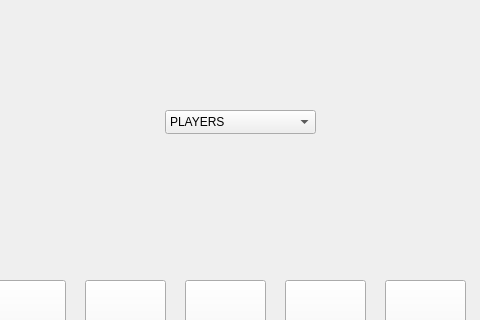
First picture: the form in showcards.ui, repository Matin0789/Condottiere-, before the edit; both pictures show x 275 to 755 and y 0 to 320 of the 1087 by 762 pixel window.
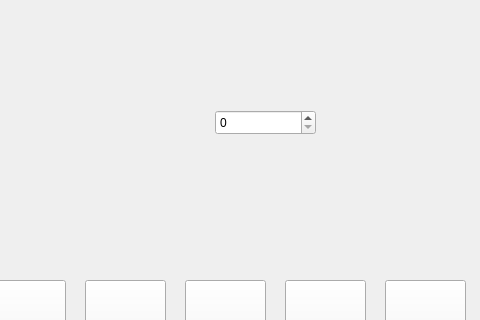
Second picture: the form after the edit. Icons and pictures are not drawn.

Patch:
```diff
--- a/showcards.ui
+++ b/showcards.ui
@@ -231,54 +231,6 @@
     <string/>
    </property>
   </widget>
-  <widget class="QComboBox" name="cb_show_player_list">
-   <property name="geometry">
-    <rect>
-     <x>440</x>
-     <y>110</y>
-     <width>151</width>
-     <height>24</height>
-    </rect>
-   </property>
-   <property name="styleSheet">
-    <string notr="true">border-image: url(:/Description/Graphics/photos/download5.jpg);</string>
-   </property>
-   <item>
-    <property name="text">
-     <string>PLAYERS</string>
-    </property>
-   </item>
-   <item>
-    <property name="text">
-     <string>#Name player 1</string>
-    </property>
-   </item>
-   <item>
-    <property name="text">
-     <string>#Name player 2</string>
-    </property>
-   </item>
-   <item>
-    <property name="text">
-     <string>#Name player 3</string>
-    </property>
-   </item>
-   <item>
-    <property name="text">
-     <string>#Name player 4</string>
-    </property>
-   </item>
-   <item>
-    <property name="text">
-     <string>#Name player 5</string>
-    </property>
-   </item>
-   <item>
-    <property name="text">
-     <string>#Name player 6</string>
-    </property>
-   </item>
-  </widget>
   <widget class="QPushButton" name="btn_Nplayer">
    <property name="geometry">
     <rect>
@@ -317,6 +269,19 @@
     <string>Next player</string>
    </property>
   </widget>
+  <widget class="QSpinBox" name="sb">
+   <property name="geometry">
+    <rect>
+     <x>490</x>
+     <y>110</y>
+     <width>101</width>
+     <height>25</height>
+    </rect>
+   </property>
+   <property name="styleSheet">
+    <string notr="true">border-image: url(:/Description/Graphics/photos/brown.jpg);</string>
+   </property>
+  </widget>
   <zorder>label_5</zorder>
   <zorder>btn_lets_go</zorder>
   <zorder>toolButton</zorder>
```
Left out of the diff: 2 changed lines with no effect on the pictures.
